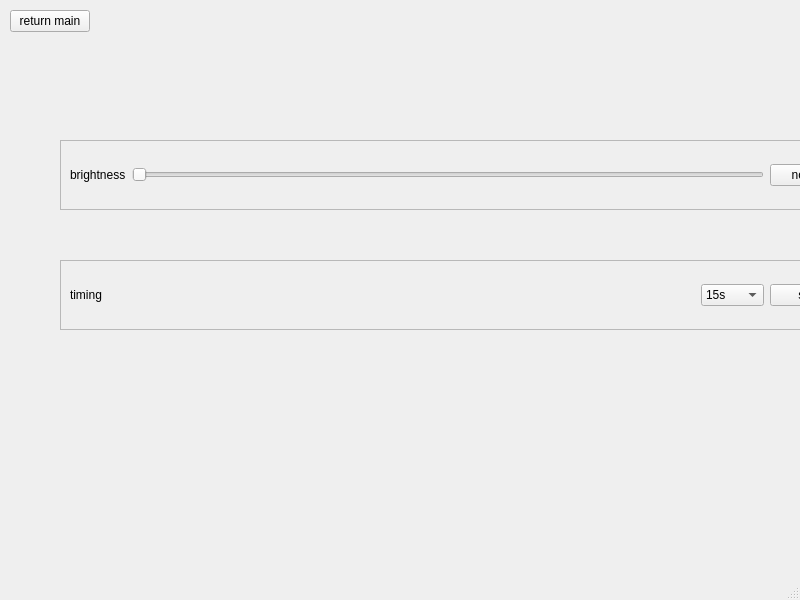
jizizihe/baijie_demo, file qt/t507/backlight.ui: the form before one commit.
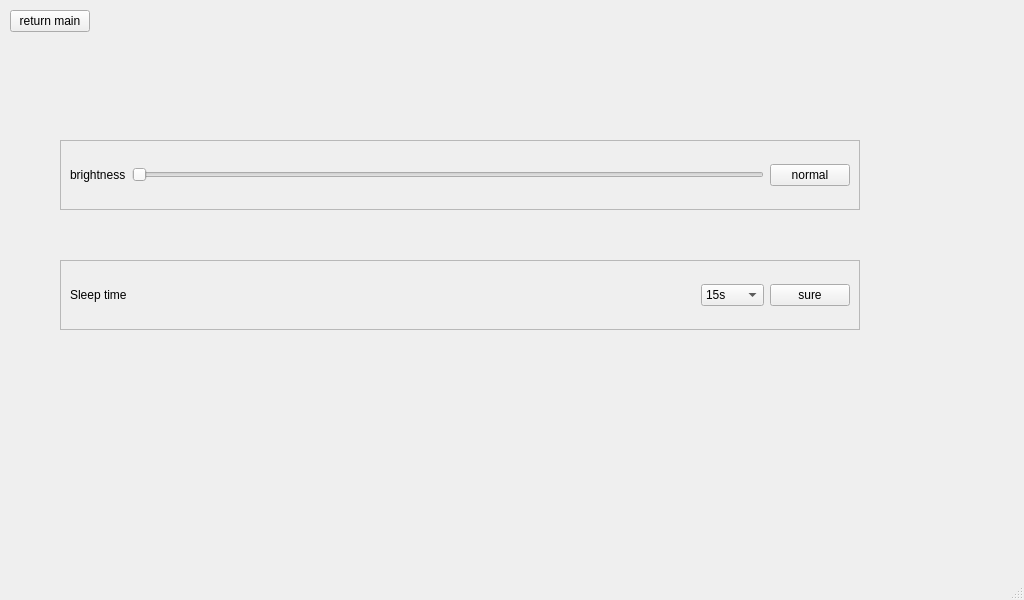
The form after the commit.

The edit to the form file:
```diff
--- a/qt/t507/backlight.ui
+++ b/qt/t507/backlight.ui
@@ -6,7 +6,7 @@
    <rect>
     <x>0</x>
     <y>0</y>
-    <width>800</width>
+    <width>1024</width>
     <height>600</height>
    </rect>
   </property>
@@ -35,7 +35,7 @@
        <item>
         <widget class="QLabel" name="label">
          <property name="text">
-          <string>timing</string>
+          <string>Sleep time</string>
          </property>
         </widget>
        </item>
```
Left out of the diff: 2 changed lines with no effect on the pictures.
